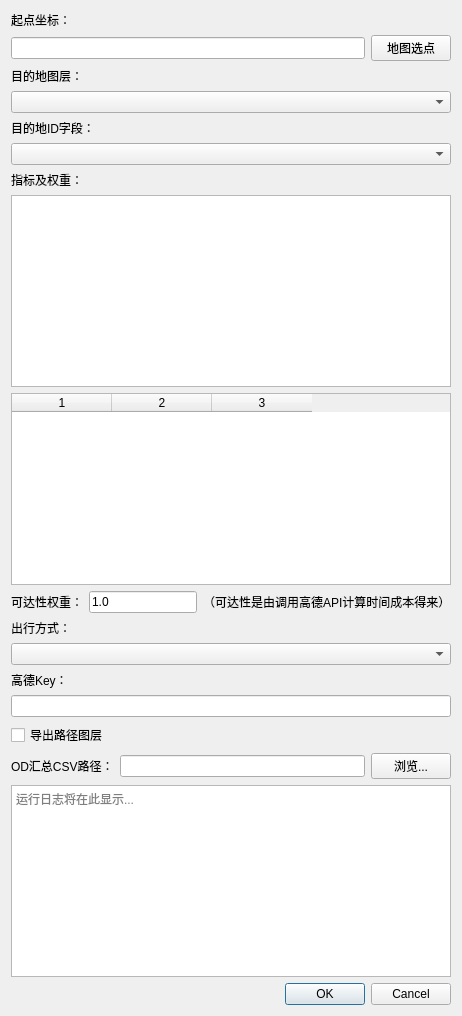
Above: choose_my_destination_dialog_base.ui from maritimeday/choose_my_destination before the change. Below: the same form after it.
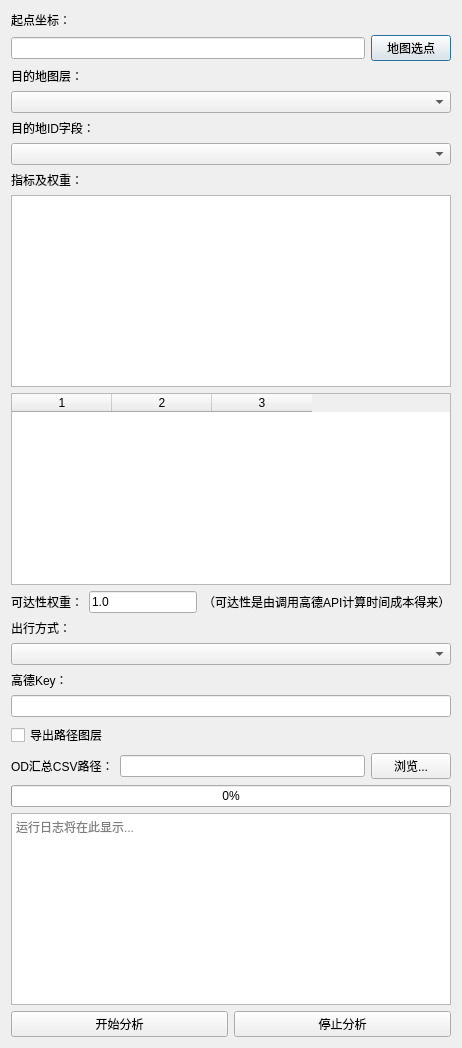
That is the form after the change.

Commit message: 更新选择目的地对话框，添加进度条和分析控制按钮，优化主逻辑以支持实时进度显示和分析停止功能。

Diff of the .ui file:
```diff
--- a/choose_my_destination_dialog_base.ui
+++ b/choose_my_destination_dialog_base.ui
@@ -171,6 +171,22 @@
      </item>
     </layout>
    </item>
+   <item>
+    <widget class="QProgressBar" name="progressBar">
+     <property name="minimum">
+      <number>0</number>
+     </property>
+     <property name="maximum">
+      <number>100</number>
+     </property>
+     <property name="value">
+      <number>0</number>
+     </property>
+     <property name="textVisible">
+      <bool>true</bool>
+   </property>
+    </widget>
+   </item>
    <item>
     <widget class="QTextEdit" name="textEdit_log">
      <property name="readOnly">
@@ -182,14 +198,22 @@
     </widget>
    </item>
    <item>
-    <widget class="QDialogButtonBox" name="button_box">
-     <property name="orientation">
-    <enum>Qt::Horizontal</enum>
-   </property>
-     <property name="standardButtons">
-    <set>QDialogButtonBox::Cancel|QDialogButtonBox::Ok</set>
-   </property>
-  </widget>
+    <layout class="QHBoxLayout" name="horizontalLayout_analysis_buttons">
+     <item>
+      <widget class="QPushButton" name="btn_start_analysis">
+       <property name="text">
+        <string>开始分析</string>
+       </property>
+      </widget>
+     </item>
+     <item>
+      <widget class="QPushButton" name="btn_stop_analysis">
+       <property name="text">
+        <string>停止分析</string>
+       </property>
+      </widget>
+     </item>
+    </layout>
    </item>
   </layout>
  </widget>
```
Lines whose indentation alone changed are shown as unchanged. The commit also changes 6 other files.
